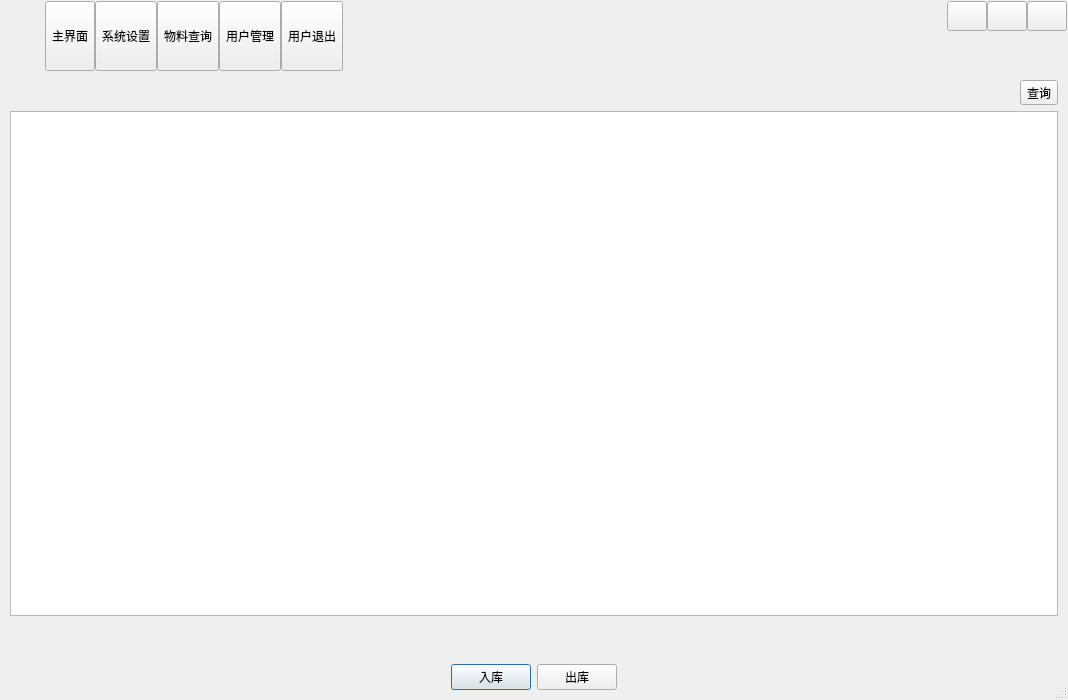
Before: the Qt Designer form uidemo01.ui in heathen557/materialManagement, drawn with Qt 5.
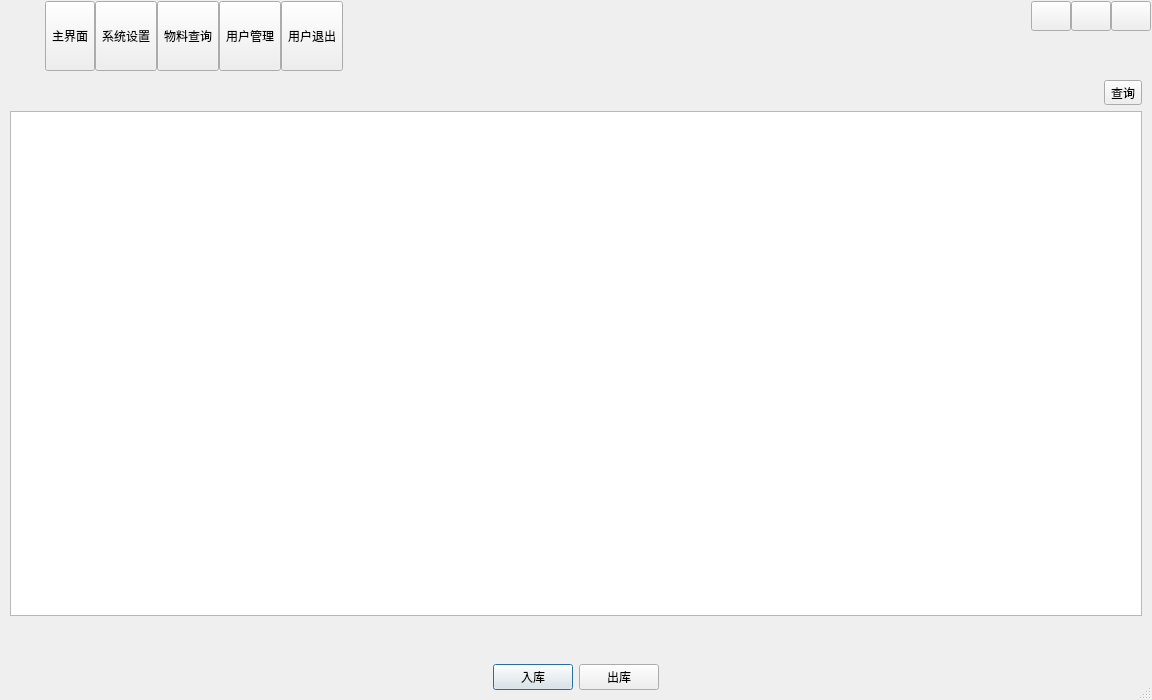
After: the same form once the commit is applied. Icons and pictures are not drawn.

Patch:
```diff
--- a/uidemo01.ui
+++ b/uidemo01.ui
@@ -6,7 +6,7 @@
    <rect>
     <x>0</x>
     <y>0</y>
-    <width>1068</width>
+    <width>1152</width>
     <height>700</height>
    </rect>
   </property>
```
